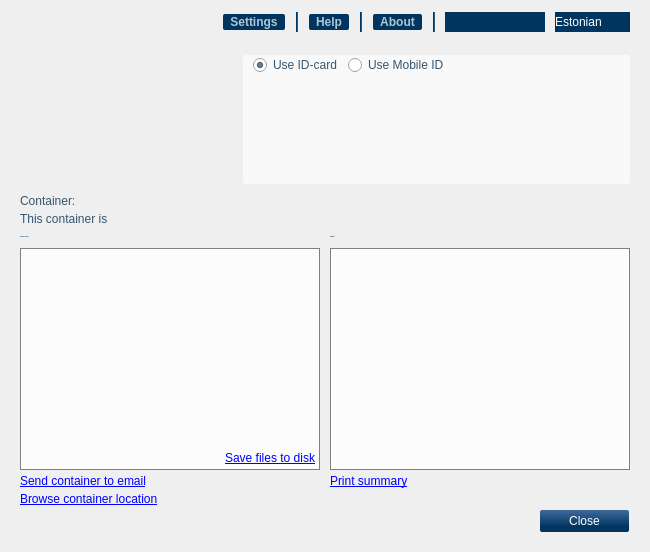
The window that client/ui/MainWindow.ui (open-eid/qdigidoc) describes before a commit, drawn with Qt 5.
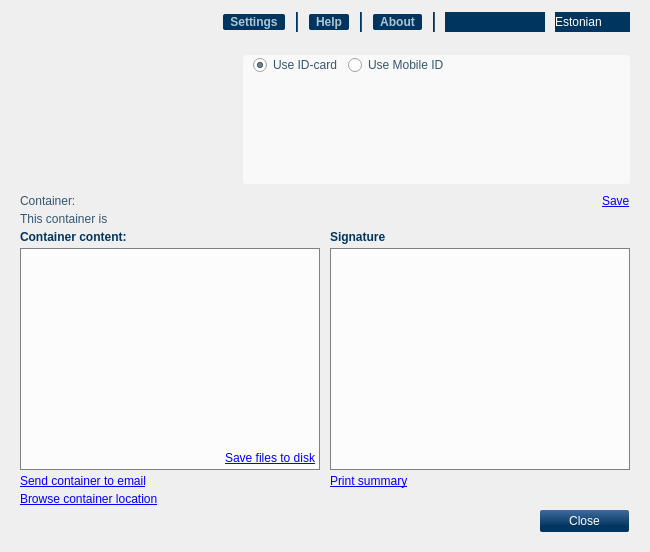
The same window after the commit. The open tabs and pages were chosen to show the change. Icons and pictures are not drawn. Custom widgets are drawn as their Qt base class.

Commit message: add container save button

Patch:
```diff
--- a/client/ui/MainWindow.ui
+++ b/client/ui/MainWindow.ui
@@ -871,11 +871,41 @@
            <number>0</number>
           </property>
           <item row="0" column="0" colspan="2">
-           <widget class="QLabel" name="viewFileName">
-            <property name="text">
-             <string>Container:</string>
-            </property>
-           </widget>
+           <layout class="QHBoxLayout" name="viewFileNameLayout">
+            <item>
+             <widget class="QLabel" name="viewFileNameLabel">
+              <property name="text">
+               <string>Container:</string>
+              </property>
+             </widget>
+            </item>
+            <item>
+             <widget class="QLabel" name="viewFileName">
+              <property name="sizePolicy">
+               <sizepolicy hsizetype="Preferred" vsizetype="Preferred">
+                <horstretch>1</horstretch>
+                <verstretch>0</verstretch>
+               </sizepolicy>
+              </property>
+              <property name="font">
+               <font>
+                <weight>75</weight>
+                <bold>true</bold>
+               </font>
+              </property>
+              <property name="textInteractionFlags">
+               <set>Qt::TextSelectableByMouse</set>
+              </property>
+             </widget>
+            </item>
+            <item>
+             <widget class="QLabel" name="viewFileNameSave">
+              <property name="text">
+               <string>&lt;a href=&quot;save&quot;&gt;Save&lt;/a&gt;</string>
+              </property>
+             </widget>
+            </item>
+           </layout>
           </item>
           <item row="1" column="0">
            <widget class="QLabel" name="viewFileStatus">
@@ -888,10 +918,7 @@
            <widget class="QLabel" name="viewContentLabel">
             <property name="font">
              <font>
-              <family>Arial, Liberation Sans</family>
-              <pointsize>-1</pointsize>
               <weight>75</weight>
-              <italic>false</italic>
               <bold>true</bold>
              </font>
             </property>
@@ -987,10 +1014,7 @@
              <widget class="QLabel" name="viewSignaturesLabel">
               <property name="font">
                <font>
-                <family>Arial, Liberation Sans</family>
-                <pointsize>-1</pointsize>
                 <weight>75</weight>
-                <italic>false</italic>
                 <bold>true</bold>
                </font>
               </property>
```
Left out of the diff: 66 changed lines with no effect on the pictures. The commit also changes 7 other files.
